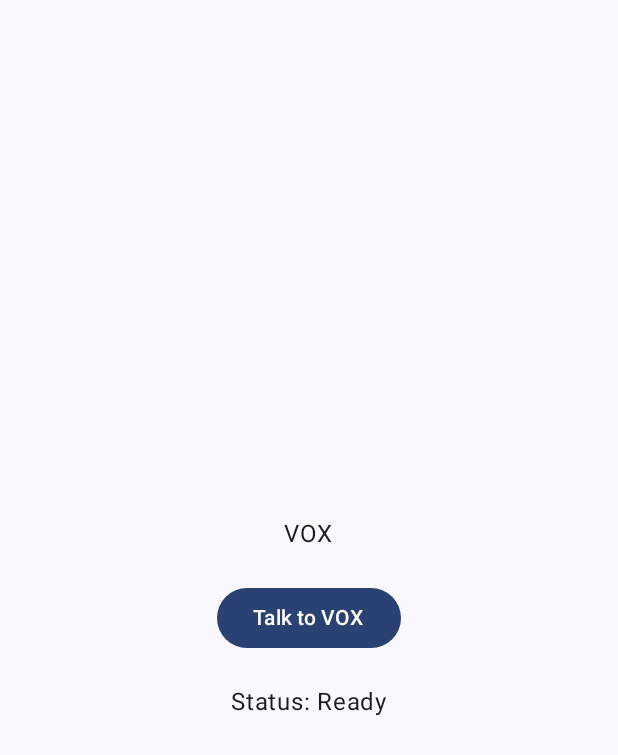
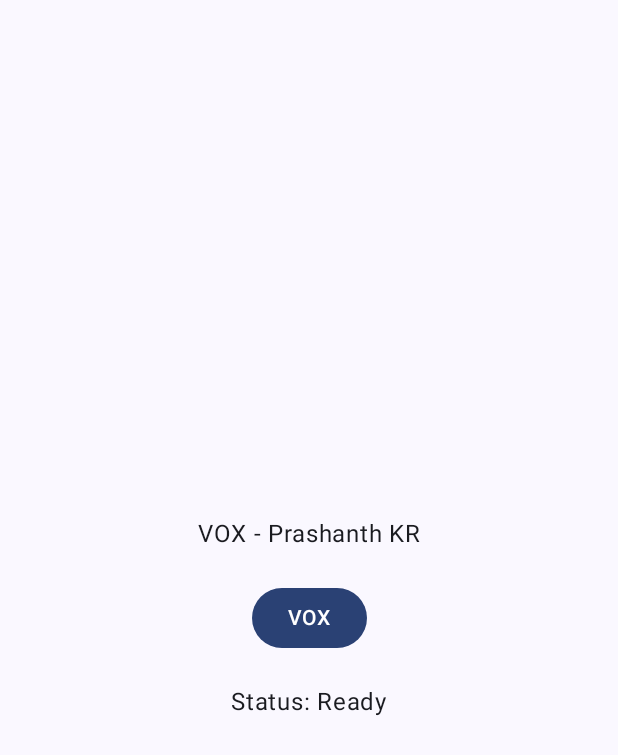
Before and after one commit to Prashi-codes/VOX-partial, an Android app built with Jetpack Compose: the screen it shows after launch (MainActivity), on a phone screen of 412 x 824 dp. Shown: the top 755 px of the screen. Run offline under Robolectric (Android 15) with nearby library versions, the phone set to English and light mode, and no system bars.

Commit message:
VOX Ready For Speech Recognition

```diff
--- a/app/src/main/java/com/prashi/vox/MainActivity.kt
+++ b/app/src/main/java/com/prashi/vox/MainActivity.kt
@@ -1,24 +1,30 @@
 package com.prashi.vox
 
-import android.content.Intent
-import android.speech.RecognizerIntent
-import androidx.compose.runtime.*
-import androidx.compose.material3.Button
-import androidx.compose.foundation.layout.*
-import androidx.compose.ui.Alignment
-import androidx.compose.ui.unit.dp
 import android.os.Bundle
 import androidx.activity.ComponentActivity
 import androidx.activity.compose.setContent
 import androidx.activity.enableEdgeToEdge
+import androidx.compose.foundation.layout.Arrangement
+import androidx.compose.foundation.layout.Column
+import androidx.compose.foundation.layout.Spacer
 import androidx.compose.foundation.layout.fillMaxSize
+import androidx.compose.foundation.layout.height
 import androidx.compose.foundation.layout.padding
+import androidx.compose.material3.Button
 import androidx.compose.material3.Scaffold
 import androidx.compose.material3.Text
 import androidx.compose.runtime.Composable
+import androidx.compose.runtime.getValue
+import androidx.compose.runtime.mutableStateOf
+import androidx.compose.runtime.remember
+import androidx.compose.runtime.setValue
+import androidx.compose.ui.Alignment
 import androidx.compose.ui.Modifier
 import androidx.compose.ui.tooling.preview.Preview
+import androidx.compose.ui.unit.dp
 import com.prashi.vox.ui.theme.VOXTheme
+import android.content.Intent
+import android.speech.RecognizerIntent
 
 class MainActivity : ComponentActivity() {
     override fun onCreate(savedInstanceState: Bundle?) {
@@ -52,7 +58,7 @@ fun Greeting(name: String, modifier: Modifier = Modifier) {
         verticalArrangement = Arrangement.Center
     ) {
 
-        Text(text = "VOX")
+        Text(text = "VOX - $name")
 
         Spacer(modifier = Modifier.height(20.dp))
 
@@ -61,7 +67,7 @@ fun Greeting(name: String, modifier: Modifier = Modifier) {
                 spokenText = "Voice feature coming next..."
             }
         ) {
-            Text("Talk to VOX")
+            Text(text = "VOX")
         }
 
         Spacer(modifier = Modifier.height(20.dp))
```
